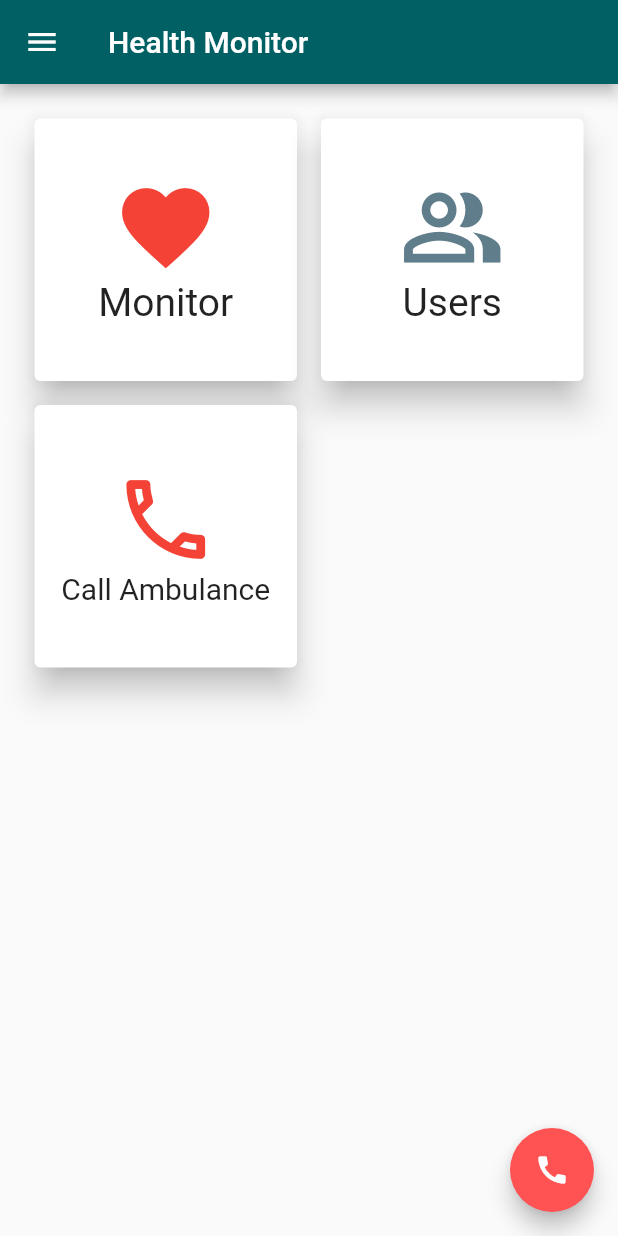
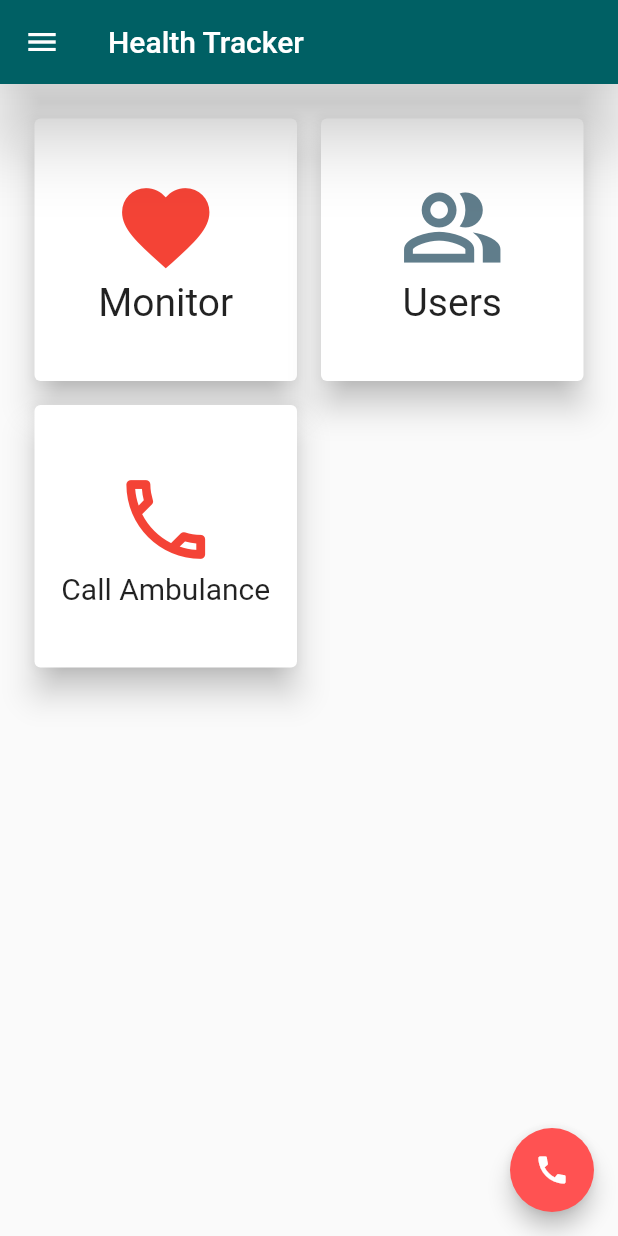
Before and after one commit to ahmed-salh/health-monitor-application, a Flutter app: the MyPatientPage screen opened directly, on a phone screen of 412 x 824 dp. Run offline on Flutter 3.47's test engine with Material 2 defaults, Android fonts, the phone set to English and light mode, and no system bars; drawn by our look-alikes of flutter_speed_dial; our stand-ins replace dio, firebase_auth, firebase_core, firebase_database, font_awesome_flutter, google_maps_flutter and 2 more; missing offline and left inert: flutter_phone_direct_caller, flutter_polyline_points; accounts and stored records are empty; network calls fail.

```diff
--- a/lib/ambulance.dart
+++ b/lib/ambulance.dart
@@ -5,7 +5,7 @@ import 'package:flutter_phone_direct_caller/flutter_phone_direct_caller.dart';
 
 class CallAmbulance extends StatelessWidget {
   Widget ambulanceButton() {
-    final number = '123';
+    final number1 = '123';
     return ElevatedButton(
         style: ElevatedButton.styleFrom(
           primary: Color(0xFF006064),
@@ -13,7 +13,7 @@ class CallAmbulance extends StatelessWidget {
           textStyle: TextStyle(fontSize: 24),
         ),
         onPressed: () async {
-          await FlutterPhoneDirectCaller.callNumber(number);
+          await FlutterPhoneDirectCaller.callNumber(number1);
         },
         child: Text('Call Ambulance'));
   }
--- a/lib/caretaker_home.dart
+++ b/lib/caretaker_home.dart
@@ -36,7 +36,7 @@ class _MyHomePageState extends State<MyHomePage> {
         drawer: NavigationDrawerWidget(),
         appBar: AppBar(
           //title: Text('${widget.title}'),
-          title: Text('Health Monitor'),
+          title: Text('Health Tracker'),
         ),
         body: StreamBuilder<User?>(
             stream: FirebaseAuth.instance.authStateChanges(),
--- a/lib/main.dart
+++ b/lib/main.dart
@@ -39,13 +39,13 @@ class MyApp extends StatelessWidget {
             ),
           ),
           debugShowCheckedModeBanner: false,
-          title: 'Health Monitor System',
+          title: 'Health Tracker System',
           /*theme: ThemeData(
         primarySwatch: Colors.blueGrey,
       ),*/
           home: LoginPage(
-            //title: 'Health Monitor',
-          ),
+              //title: 'Health Monitor',
+              ),
         ));
   }
 }
--- a/lib/monitor.dart
+++ b/lib/monitor.dart
@@ -49,17 +49,15 @@ class _MyMonitorState extends State<MyMonitor> {
     return Scaffold(
       drawer: NavigationDrawerWidget(),
       appBar: AppBar(
-          //backgroundColor: Colors.cyan,
-          title: Center(
-        child: Text(
-          'Health Monitor',
+        //backgroundColor: Colors.cyan,
+        title: Text(
+          'Health Tracker',
           style: TextStyle(
               //fontStyle: FontStyle.italic,
               fontWeight: FontWeight.bold,
-              fontSize: 40,
               color: Colors.white),
         ),
-      )),
+      ),
       backgroundColor: Colors.white,
       body: Center(
         child: Padding(
--- a/lib/patient_home.dart
+++ b/lib/patient_home.dart
@@ -33,7 +33,8 @@ class _MyPatientPageState extends State<MyPatientPage> {
         drawer: NavigationDrawerWidget(),
         appBar: AppBar(
           //title: Text('${widget.title}'),
-          title: Text('Health Monitor'),
+          title: Text('Health Tracker'),
+          elevation: 20,
         ),
         body:
             /*StreamBuilder<User>(
```
Also changed, not shown: lib/login_page.dart (+22 -3 lines), lib/user_page.dart (+7 -1 lines), pubspec.yaml (+7 -1 lines), assets/applicationicon.jpg (added), images/applicationicon.jpg (added), images/iconapp.jpeg (added), pubspec.lock, 6 other files.
